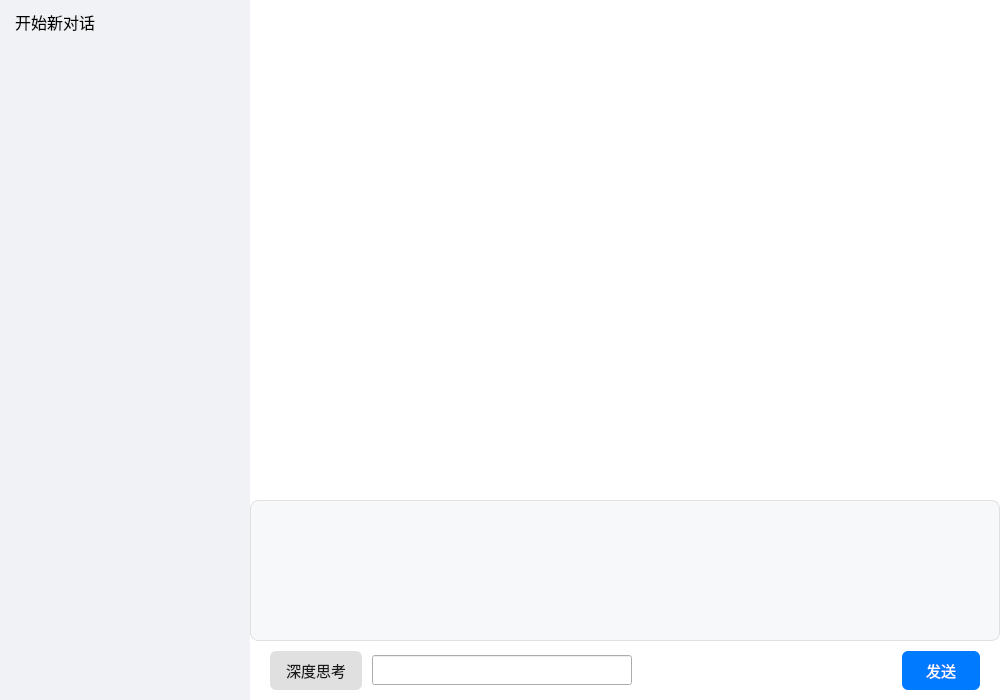
Before: the Qt Designer form mainwindow.ui in Linggueas/WZL_DeepSeek, drawn with Qt 5.
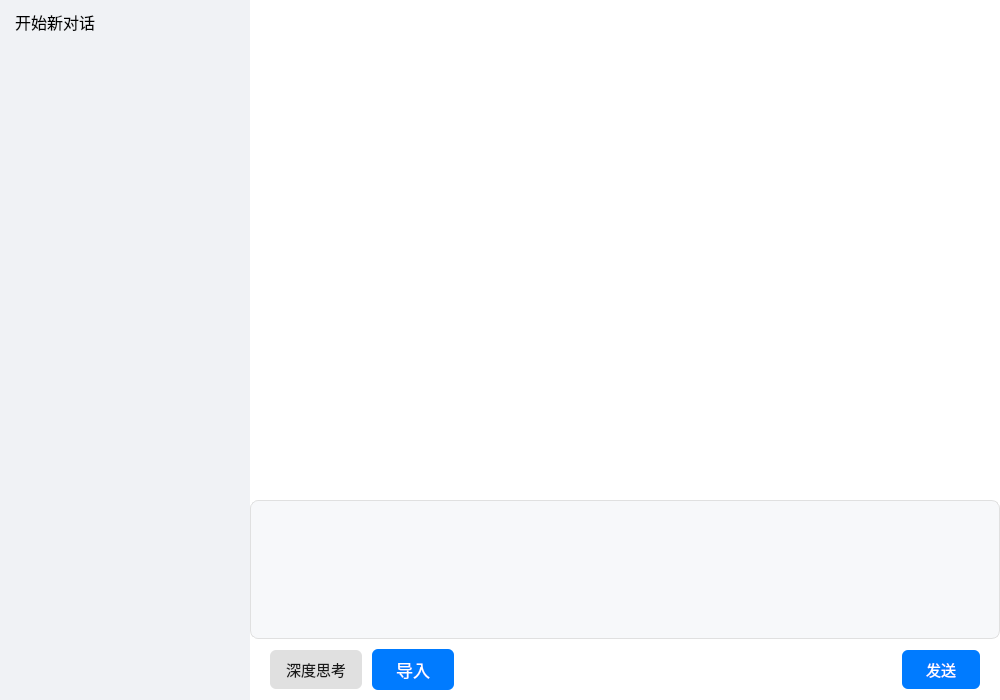
After: the same form once the commit is applied. Icons and pictures are not drawn. Custom widgets are drawn as their Qt base class.

The edit to the form file:
```diff
--- a/mainwindow.ui
+++ b/mainwindow.ui
@@ -312,18 +312,35 @@
              </widget>
             </item>
             <item>
-             <widget class="QLineEdit" name="lineEdit">
-              <property name="minimumSize">
+             <widget class="QPushButton" name="add_file_pushButton">
+              <property name="maximumSize">
                <size>
-                <width>0</width>
-                <height>30</height>
+                <width>100</width>
+                <height>100</height>
                </size>
               </property>
+              <property name="font">
+               <font>
+                <pointsize>13</pointsize>
+               </font>
+              </property>
+              <property name="styleSheet">
+               <string notr="true">QPushButton{
+background-color:#007bff;
+color:#ffffff;
+border:none;
+border-radius:6px;
+padding:8px 24px;
+}
+QPushButton:hover{
+background-color:#0056b3;
+}
+QPushButton:pressed{
+background-color:#004494;
+}</string>
+              </property>
               <property name="text">
-               <string/>
-              </property>
-              <property name="echoMode">
-               <enum>QLineEdit::EchoMode::Password</enum>
+               <string>导入</string>
               </property>
              </widget>
             </item>
```
